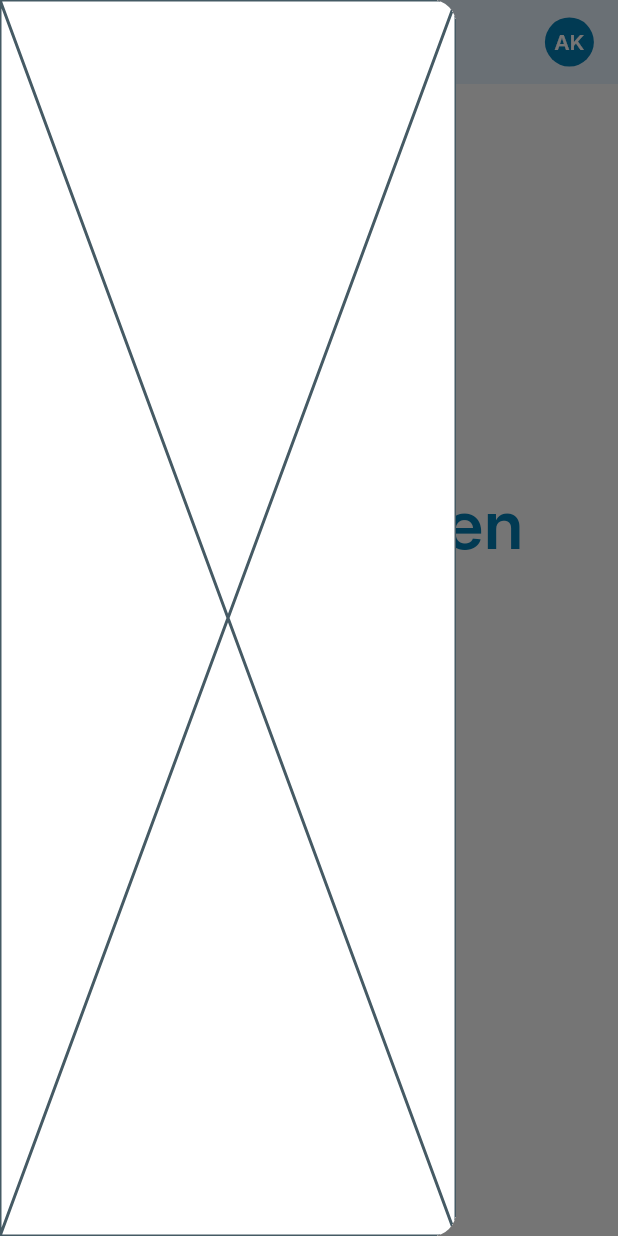
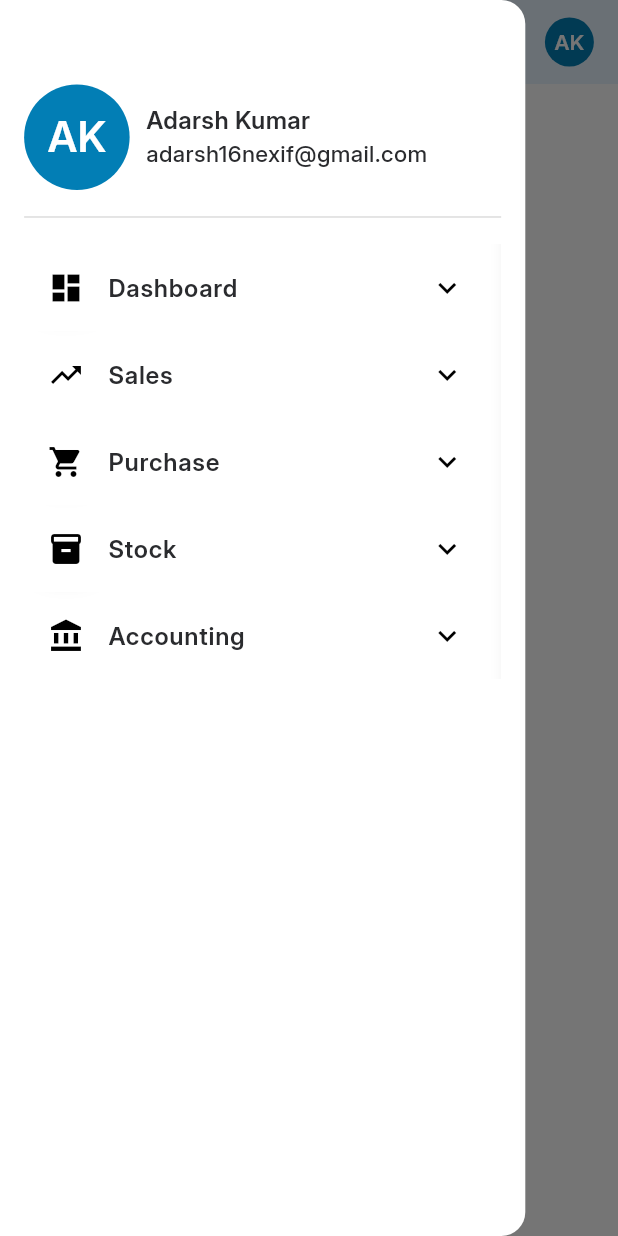
Before and after one commit to Adarsh9077/nexifBooks, a Flutter app: the HomePage screen opened directly, with the side drawer open, on a phone screen of 412 x 824 dp. Run offline on Flutter 3.47's test engine with Material 3 defaults, Android fonts, the phone set to English and light mode, and no system bars; drawn by our look-alikes of dynamic_color; our stand-ins replace flutter_screenutil, hooks_riverpod.

Commit message:
Home Page Drawer was Completed but Navigation was not done yet

```diff
--- /dev/null
+++ b/lib/common/routes/routes.dart
@@ -0,0 +1,5 @@
+// import 'package:flutter/material.dart';
+
+class Routes {
+  static const String dashBoard = '';
+}
--- /dev/null
+++ b/lib/common/widget/expansion_tile_custom.dart
@@ -0,0 +1,50 @@
+import 'dart:ui';
+
+import 'package:flutter/material.dart';
+import 'package:nexifbook/common/utils/constants.dart';
+import 'package:nexifbook/common/widget/app_style.dart';
+import 'package:nexifbook/common/widget/reusable_text.dart';
+
+class ExpansionTileCustom extends StatelessWidget {
+  final String title;
+  final Widget leading;
+  final List<Widget> children;
+
+  const ExpansionTileCustom({
+    super.key,
+    required this.title,
+    required this.leading,
+    required this.children,
+  });
+
+  @override
+  Widget build(BuildContext context) {
+    // TODO: implement build
+    // throw UnimplementedError();
+    return ClipRect(
+      child: BackdropFilter(
+        filter: ImageFilter.blur(sigmaX: 10.0, sigmaY: 10.0),
+        child: Container(
+          decoration: BoxDecoration(
+            borderRadius: BorderRadius.circular(AppConst.kRadius),
+          ),
+          child: Theme(
+            data: Theme.of(context).copyWith(dividerColor: AppConst.kBlueLight),
+            child: ExpansionTile(
+              leading: leading,
+              title: ReusableText(
+                text: title,
+                style: appStyle(
+                  AppConst.kFontSize,
+                  FontWeight.bold,
+                  AppConst.kBKDark,
+                ),
+              ),
+              children: children,
+            ),
+          ),
+        ),
+      ),
+    );
+  }
+}
--- a/lib/features/nexif_book/pages/homepage.dart
+++ b/lib/features/nexif_book/pages/homepage.dart
@@ -5,6 +5,7 @@ import 'package:nexifbook/common/widget/app_style.dart';
 import 'package:nexifbook/common/widget/height_spacer.dart';
 import 'package:nexifbook/common/widget/reusable_text.dart';
 import 'package:nexifbook/features/nexif_book/widgets/app_bar.dart';
+import 'package:nexifbook/features/nexif_book/widgets/custom_drawer.dart';
 
 class HomePage extends ConsumerStatefulWidget {
   const HomePage({super.key});
@@ -23,7 +24,7 @@ class _HomePageState extends ConsumerState<HomePage> {
     // throw UnimplementedError();
     return Scaffold(
       appBar: CustomAppBar(title: "Dashboard", isHomePage: true),
-      drawer: Drawer(backgroundColor: AppConst.kLight, child: Placeholder()),
+      drawer: CustomDrawer(),
       drawerEdgeDragWidth: 50,
       backgroundColor: AppConst.kLight,
       body: Column(
--- /dev/null
+++ b/lib/features/nexif_book/widgets/custom_drawer.dart
@@ -0,0 +1,192 @@
+import 'package:flutter/material.dart';
+import 'package:hooks_riverpod/hooks_riverpod.dart';
+import 'package:nexifbook/common/utils/constants.dart';
+import 'package:nexifbook/common/widget/app_style.dart';
+import 'package:nexifbook/common/widget/expansion_tile_custom.dart';
+import 'package:nexifbook/common/widget/height_spacer.dart';
+import 'package:nexifbook/common/widget/reusable_text.dart';
+import 'package:nexifbook/common/widget/width_spacer.dart';
+import 'package:nexifbook/features/nexif_book/widgets/drawer_page_tile.dart';
+
+class CustomDrawer extends ConsumerWidget {
+  CustomDrawer({super.key});
+
+  final List<Map<String, dynamic>> drawerItems = [
+    {
+      "title": "Dashboard",
+      "icon": Icons.dashboard,
+      "children": [
+        {
+          "pageTitle": "Purchase",
+          "icon": Icons.shopping_bag_outlined,
+          "pageDescription": "Purchase Description",
+          "": "",
+        },
+        {
+          "pageTitle": "Sales",
+          "icon": Icons.show_chart,
+          "pageDescription": "Sales Description",
+          "": "",
+        },
+      ],
+    },
+    {
+      "title": "Sales",
+      "icon": Icons.trending_up,
+      "children": [
+        {
+          "pageTitle": "Customers",
+          "icon": Icons.people_alt,
+          "pageDescription": "Customers Description",
+          "": "",
+        },
+        {
+          "pageTitle": "Sales Invoices",
+          "icon": Icons.receipt_long,
+          "pageDescription": "Sales Invoice Description",
+          "": "",
+        },
+        {
+          "pageTitle": "Sales Returns",
+          "icon": Icons.keyboard_return,
+          "pageDescription": "Sales Return Description",
+          "": "",
+        },
+      ],
+    },
+    {
+      "title": "Purchase",
+      "icon": Icons.shopping_cart,
+      "children": [
+        {
+          "pageTitle": "Vendors",
+          "icon": Icons.storefront,
+          "pageDescription": "Vendor Description",
+          "": "",
+        },
+        {
+          "pageTitle": "Purchase Invoices",
+          "icon": Icons.receipt,
+          "pageDescription": "Purchase Invoice Description",
+          "": "",
+        },
+        {
+          "pageTitle": "Purchase Returns",
+          "icon": Icons.undo,
+          "pageDescription": "Purchase Return Description",
+          "": "",
+        },
+      ],
+    },
+    {
+      "title": "Stock",
+      "icon": Icons.inventory,
+      "children": [
+        {
+          "pageTitle": "Items",
+          "icon": Icons.category,
+          "pageDescription": "Items Description",
+          "": "",
+        },
+        {
+          "pageTitle": "Current Stock",
+          "icon": Icons.inventory_2,
+          "pageDescription": "Current Stock Description",
+          "": "",
+        },
+      ],
+    },
+    {
+      "title": "Accounting",
+      "icon": Icons.account_balance,
+      "children": [
+        {
+          "pageTitle": "Ledger",
+          "icon": Icons.book,
+          "pageDescription": "Ledger Description",
+          "": "",
+        },
+      ],
+    },
+  ];
+
+  @override
+  Widget build(BuildContext context, WidgetRef ref) {
+    // TODO: implement build
+    // throw UnimplementedError();
+    return Drawer(
+      backgroundColor: AppConst.kLight,
+      elevation: 2,
+      width: AppConst.kWidth * 0.85,
+      child: ListView(
+        // shrinkWrap: true,
+        // physics: NeverScrollableScrollPhysics(),
+        padding: EdgeInsets.all(AppConst.kPadding),
+        children: [
+          HeightSpacer(height: 40),
+          Row(
+            mainAxisAlignment: MainAxisAlignment.start,
+            crossAxisAlignment: CrossAxisAlignment.center,
+            children: [
+              CircleAvatar(
+                radius: AppConst.kRadius * 3.5,
+                backgroundColor: AppConst.kBlueLight,
+
+                child: ReusableText(
+                  text: "AK",
+                  style: appStyle(
+                    AppConst.kFontSize * 1.75,
+                    FontWeight.w600,
+                    AppConst.kLight,
+                  ),
+                ),
+              ),
+              WidthSpacer(width: 10),
+              Column(
+                mainAxisAlignment: MainAxisAlignment.start,
+                crossAxisAlignment: CrossAxisAlignment.start,
+
+                children: [
+                  ReusableText(
+                    text: "Adarsh Kumar",
+                    style: appStyle(
+                      AppConst.kFontSize,
+                      FontWeight.bold,
+                      AppConst.kBKDark,
+                    ),
+                  ),
+                  ReusableText(
+                    text: "adarsh16nexif@gmail.com",
+                    style: appStyle(
+                      AppConst.kFontSize * 0.9375,
+                      FontWeight.w500,
+                      AppConst.kBKDark,
+                    ),
+                  ),
+                ],
+              ),
+            ],
+          ),
+          HeightSpacer(height: 10),
+          Divider(color: AppConst.kGreyDk, thickness: .25),
+          HeightSpacer(height: 10),
+          for (int i = 0; i < drawerItems.length; i++)
+            ExpansionTileCustom(
+              title: "${drawerItems[i]["title"]}",
+              leading: Icon(drawerItems[i]["icon"]),
+              children: [
+                for (int j = 0; j < drawerItems[i]["children"].length; j++)
+                  DrawerPageTile(
+                    pageTitle: "${drawerItems[i]["children"][j]["pageTitle"]}",
+                    pageDescription:
+                        "${drawerItems[i]["children"][j]["pageDescription"]}",
+                    leadingIcon: drawerItems[i]["children"][j]["icon"],
+                    onTap: () {},
+                  ),
+              ],
+            ),
+        ],
+      ),
+    );
+  }
+}
--- /dev/null
+++ b/lib/features/nexif_book/widgets/drawer_page_tile.dart
@@ -0,0 +1,62 @@
+import 'package:flutter/material.dart';
+import 'package:nexifbook/common/utils/constants.dart';
+import 'package:nexifbook/common/widget/app_style.dart';
+import 'package:nexifbook/common/widget/height_spacer.dart';
+import 'package:nexifbook/common/widget/reusable_text.dart';
+import 'package:nexifbook/common/widget/width_spacer.dart';
+
+class DrawerPageTile extends StatelessWidget {
+  final String pageTitle;
+  final String pageDescription;
+  final IconData leadingIcon;
+  final Function onTap;
+
+  const DrawerPageTile({
+    super.key,
+    required this.pageTitle,
+    required this.pageDescription,
+    required this.leadingIcon,
+    required this.onTap,
+  });
+
+  @override
+  Widget build(BuildContext context) {
+    // TODO: implement build
+    // throw UnimplementedError();
+    return Padding(
+      padding: const EdgeInsets.only(bottom: 12),
+      child: GestureDetector(
+        onTap: () {},
+        child: Row(
+          children: [
+            WidthSpacer(width: 15),
+            Icon(leadingIcon, color: AppConst.kGreyLight),
+            WidthSpacer(width: 10),
+            Expanded(
+              child: Column(
+                crossAxisAlignment: CrossAxisAlignment.start,
+                children: [
+                  ReusableText(
+                    text: pageTitle,
+                    style: appStyle(
+                      AppConst.kFontSize,
+                      FontWeight.w600,
+                      AppConst.kBlueLight,
+                    ),
+                  ),
+                  HeightSpacer(height: 1),
+                  ReusableText(
+                    text: pageDescription,
+                    style: appStyle(16, FontWeight.normal, AppConst.kGreyLight),
+                  ),
+                ],
+              ),
+            ),
+            Icon(Icons.arrow_forward_ios, size: 16),
+            WidthSpacer(width: 25),
+          ],
+        ),
+      ),
+    );
+  }
+}
```
